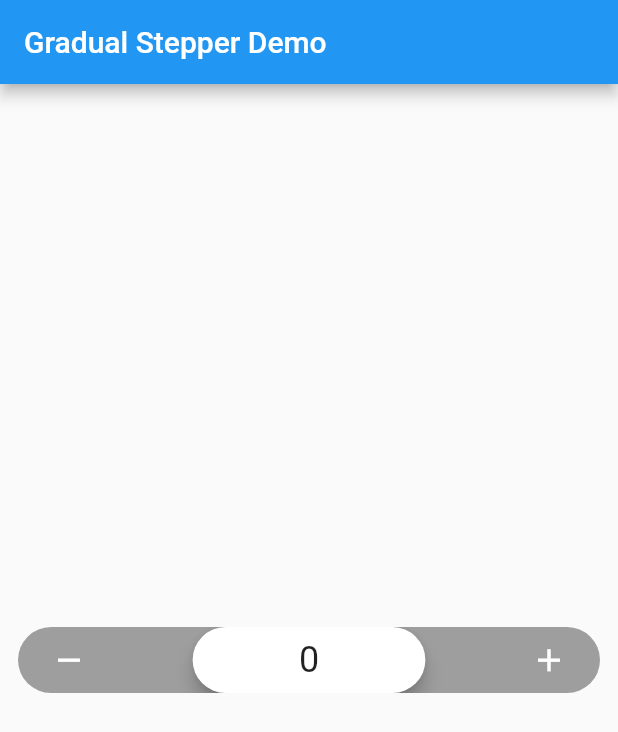
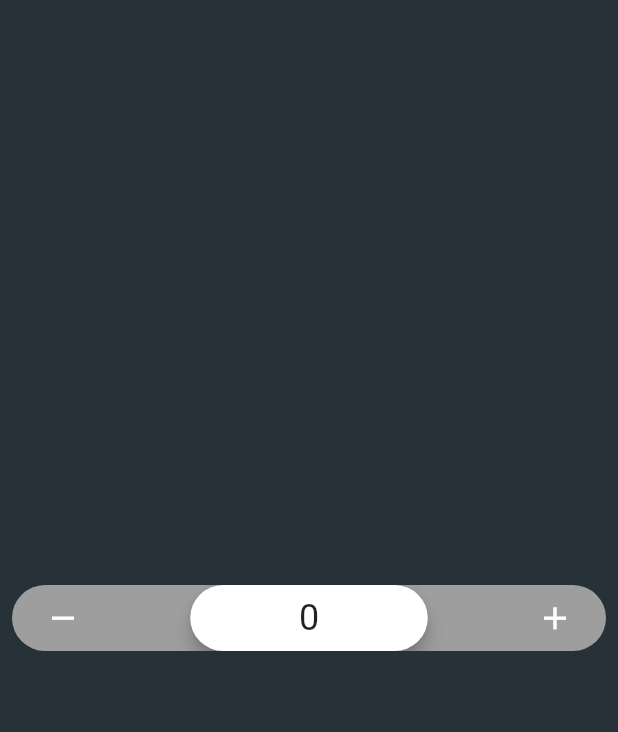
Before and after one commit to moustaphachadly/gradual_stepper, a Flutter app: the screen it shows after launch, on a phone screen of 412 x 824 dp. Shown: the top 732 px of the screen. Run offline on Flutter 3.47's test engine with Material 2 defaults, Android fonts, the phone set to English and light mode, and no system bars.

Commit message:
Release version and some changes

```diff
--- a/example/lib/main.dart
+++ b/example/lib/main.dart
@@ -8,31 +8,28 @@ class MyApp extends StatelessWidget {
   Widget build(BuildContext context) {
     return MaterialApp(
       title: 'Gradual Stepper Demo',
-      theme: ThemeData(
-        primarySwatch: Colors.blue,
-      ),
-      home: MyHomePage(title: 'Gradual Stepper Demo'),
+      home: MyHomePage(),
     );
   }
 }
 
 class MyHomePage extends StatelessWidget {
-  MyHomePage({Key key, this.title}) : super(key: key);
-
-  final String title;
-
   @override
   Widget build(BuildContext context) {
     return Scaffold(
-      appBar: AppBar(
-        title: Text(title),
-      ),
+      backgroundColor: Colors.blueGrey[900],
       body: Center(
-        child: Padding(
-          padding: const EdgeInsets.symmetric(horizontal: 12.0),
-          child: GradualStepper(),
+        child: Container(
+          padding: const EdgeInsets.all(8.0),
+          child: GradualStepper(
+            initialValue: 0,
+            minimumValue: -100,
+            maximumValue: 100,
+            stepValue: 2,
+            onChanged: (int value) => print('new value $value'),
+          ),
         ),
       ), // This trailing comma makes auto-formatting nicer for build methods.
-    );;
+    );
   }
 }
--- a/pubspec.yaml
+++ b/pubspec.yaml
@@ -1,5 +1,5 @@
 name: gradual_stepper
-version: 0.0.1
+version: 1.0.0
 description: >-
   A flutter stepper widget for selecting values in natural ways.
   Ideal for amount selection.
@@ -11,7 +11,7 @@ environment:
 dependencies:
   flutter:
     sdk: flutter
-  intl: ^0.15.8
+  intl: ^0.16.1
 
 dev_dependencies:
   flutter_test:
```
Also changed, not shown: lib/src/stepper.dart (+27 -18 lines), example/pubspec.lock, lib/gradual_stepper.dart (line endings or trailing spaces), pubspec.lock, 1 other file.
